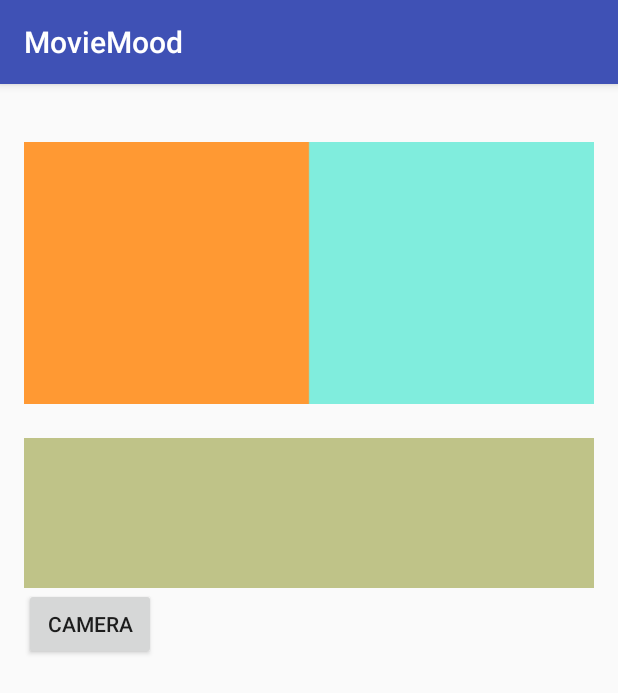
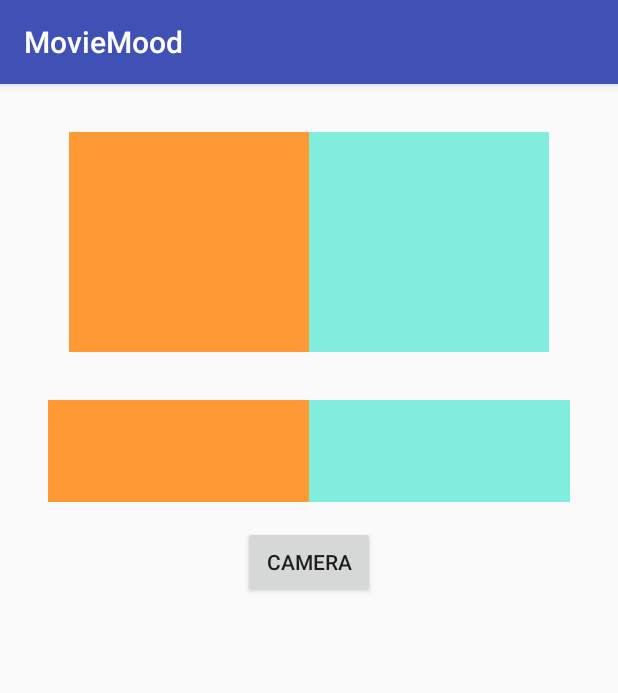
Before and after one commit to fbmediahack/MovieMood, an Android app: the screen it shows after launch (MainActivity), on a phone screen of 412 x 824 dp. Shown: the top 693 px of the screen. Run offline under Robolectric (Android 15) with nearby library versions, the phone set to English and light mode, and no system bars.

Commit message:
Banded color averager.

```diff
--- a/app/src/main/java/com/movie/mood/ColourAverager.java
+++ b/app/src/main/java/com/movie/mood/ColourAverager.java
@@ -32,4 +32,39 @@ public class ColourAverager {
         final int b = (int) (blueBucket / pixelCount);
         return Color.rgb(r,g, b);
     }
+
+    public int[] averagePixelsInImage(Bitmap bitmap, int bands) {
+
+        final int width = bitmap.getWidth();
+        final int height = bitmap.getHeight();
+
+        final int bandWidth = width / bands;
+
+        int[] results = new int[bands];
+
+        for (int bandIndex = 0; bandIndex < bands; bandIndex++) {
+            int bandStart = bandIndex * bandWidth;
+            int bandEnd = bandStart + bandWidth;
+
+            long redBucket = 0;
+            long greenBucket = 0;
+            long blueBucket = 0;
+            long pixelCount = 0;
+
+            for (int x = bandStart; x < bandEnd; x++) {
+                for (int y = 0; y < height; y++) {
+                    pixelCount++;
+                    final int c = bitmap.getPixel(x, y);
+                    redBucket += Color.red(c);
+                    greenBucket += Color.green(c);
+                    blueBucket += Color.blue(c);
+                }
+            }
+            final int r = (int) (redBucket / pixelCount);
+            final int g = (int) (greenBucket / pixelCount);
+            final int b = (int) (blueBucket / pixelCount);
+            results[bandIndex] = Color.rgb(r, g, b);
+        }
+        return results;
+    }
 }
--- a/app/src/main/java/com/movie/mood/MainActivity.java
+++ b/app/src/main/java/com/movie/mood/MainActivity.java
@@ -21,7 +21,6 @@ public class MainActivity extends AppCompatActivity {
         super.onCreate(savedInstanceState);
         setContentView(R.layout.activity_main);
 
-
         image = (ImageView) findViewById(R.id.image);
         left = findViewById(R.id.left);
         right = findViewById(R.id.right);
@@ -35,10 +34,11 @@ public class MainActivity extends AppCompatActivity {
 
     @Override protected void onResume() {
         super.onResume();
-        Bitmap bitmap = ((BitmapDrawable)image.getDrawable()).getBitmap();
 
-        final int color = colourAverager.averagePixelsInImage(bitmap);
-        left.setBackgroundColor(color);
-        right.setBackgroundColor(color);
+        final Bitmap bitmap = ((BitmapDrawable) image.getDrawable()).getBitmap();
+
+        final int[] color = colourAverager.averagePixelsInImage(bitmap, 2);
+        left.setBackgroundColor(color[0]);
+        right.setBackgroundColor(color[1]);
     }
 }
--- a/app/src/main/res/layout/activity_main.xml
+++ b/app/src/main/res/layout/activity_main.xml
@@ -4,6 +4,7 @@
     android:layout_width="match_parent"
     android:layout_height="match_parent"
     android:orientation="vertical"
+    android:gravity="center|top"
     android:paddingBottom="@dimen/activity_vertical_margin"
     android:paddingLeft="@dimen/activity_horizontal_margin"
     android:paddingRight="@dimen/activity_horizontal_margin"
@@ -13,12 +14,14 @@
         android:id="@+id/image"
         android:layout_width="wrap_content"
         android:layout_height="wrap_content"
-        android:src="@drawable/testimage"/>
+        android:src="@drawable/testimage"
+        android:padding="@dimen/activity_vertical_margin"/>
 
     <LinearLayout
         android:layout_width="match_parent"
         android:layout_height="100dp"
-        android:orientation="horizontal">
+        android:orientation="horizontal"
+        android:padding="@dimen/activity_vertical_margin">
 
         <View
             android:id="@+id/left"
```
Also changed, not shown: app/src/main/res/drawable-nodpi/testimage.png (renamed from app/src/main/res/drawable/testimage.png).
